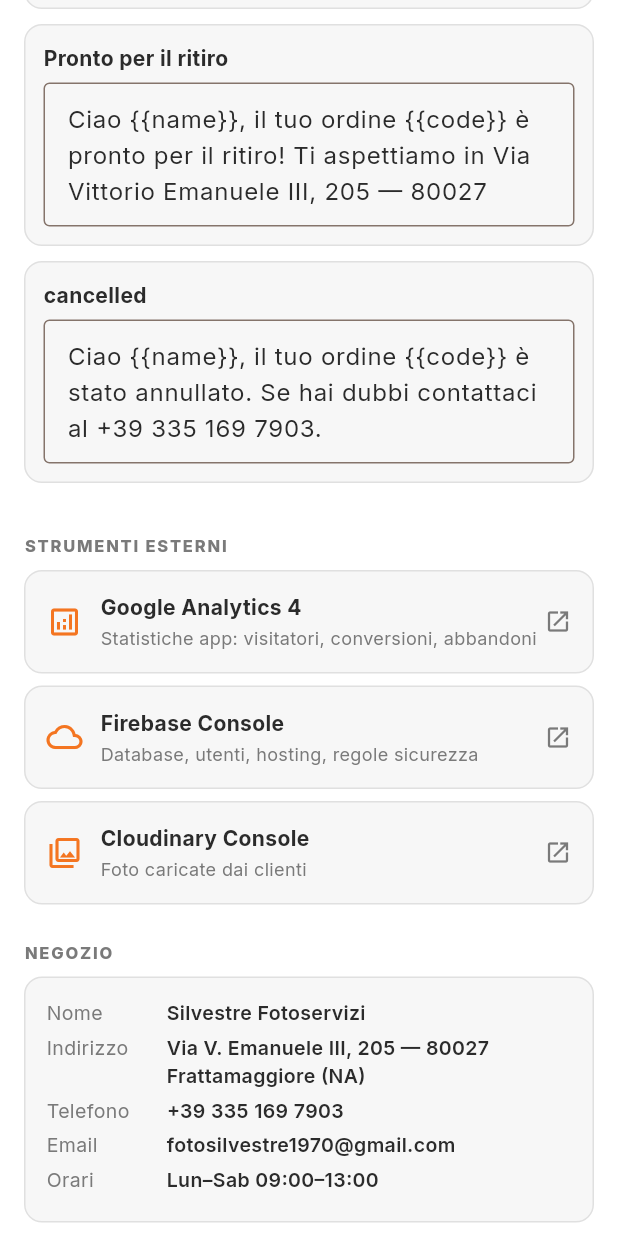
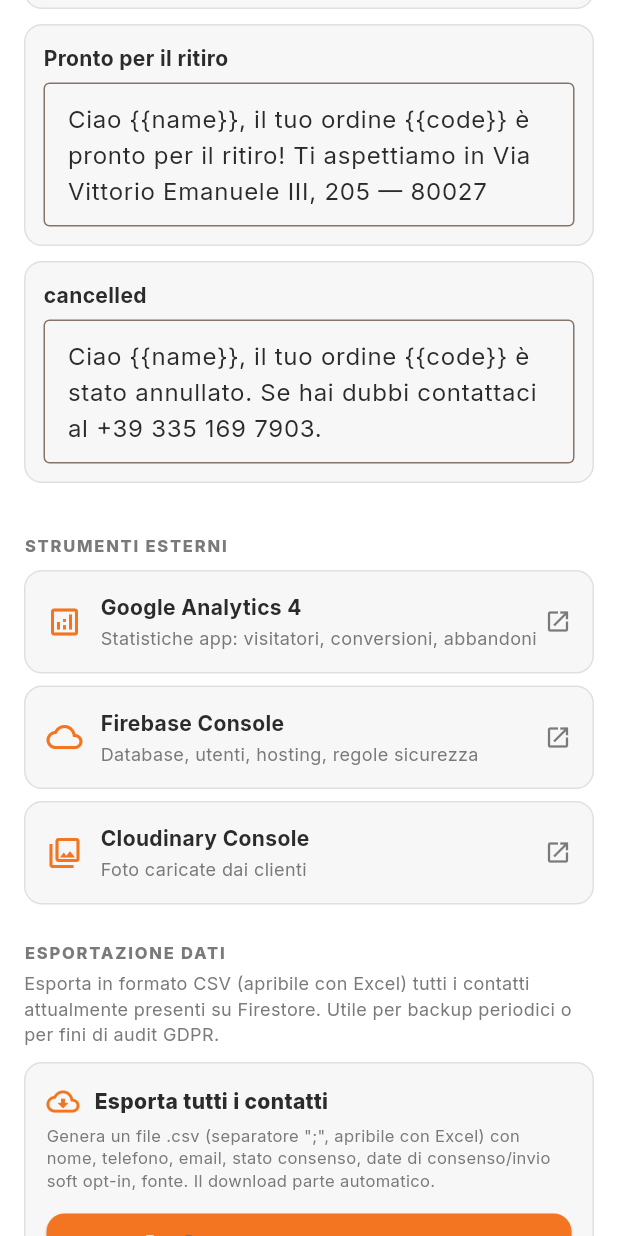
Before and after one commit to nico85-prog/silvestre-app, a Flutter app: the OperatorSettingsScreen widget shown alone on an empty page, opened directly, scrolled down 1033 dp, on a phone screen of 412 x 824 dp. Run offline on Flutter 3.47's test engine with Material 3 defaults, Android fonts, the phone set to English and light mode, and no system bars; our stand-ins replace cloud_firestore, firebase_auth, firebase_core, firebase_messaging, google_fonts, image_picker; missing offline and left inert: dart:html; accounts and stored records are empty; network calls fail.

Commit message:
feat(operator): bottone "Esporta contatti (.csv)" in Impostazioni
ContactsExportService legge tutti i marketing_contacts da Firestore
e genera CSV con BOM UTF-8 (Excel-compatible), separatore ";"
(standard italiano).

Schema CSV:
  nome;telefono;email;stato;data_consenso;data_invio_softoptin;fonte

stato in chiaro: "Acconsentito" / "Rifiutato" / "Pending"
Date formato GG/MM/AAAA.

Trigger: bottone nuova sezione "Esportazione dati" del pannello
Impostazioni operatore. Click → download automatico
"contatti_silvestre_YYYYMMDD.csv".

Use cases:
  - Backup periodico (a discrezione dell'operatore)
  - Audit GDPR ("dimostrami chi e' in lista e perche'")
  - Migrazione futura ad altro CRM/sistema

Implementazione web-only via dart:html (Blob + download anchor).
Su mobile lancia UnimplementedError (al momento il negozio usa
solo PWA web, niente build mobile).

Co-Authored-By: Claude Opus 4.7 (1M context) <noreply@anthropic.com>

```diff
--- a/app/lib/screens/operator/operator_settings_screen.dart
+++ b/app/lib/screens/operator/operator_settings_screen.dart
@@ -1,6 +1,7 @@
 import 'package:flutter/material.dart';
 import 'package:url_launcher/url_launcher.dart';
 import '../../models/user.dart';
+import '../../services/contacts_export_service.dart';
 import '../../state/auth_state.dart';
 import '../../state/operators_state.dart';
 import '../../state/settings_state.dart';
@@ -93,6 +94,17 @@ class OperatorSettingsScreen extends StatelessWidget {
               palette: palette,
             ),
             const SizedBox(height: 24),
+            _SectionTitle('Esportazione dati', palette: palette),
+            const SizedBox(height: 4),
+            Text(
+              'Esporta in formato CSV (apribile con Excel) tutti i contatti '
+              'attualmente presenti su Firestore. Utile per backup periodici '
+              'o per fini di audit GDPR.',
+              style: TextStyle(fontSize: 12, color: palette.textSecondary),
+            ),
+            const SizedBox(height: 10),
+            _ExportContactsButton(palette: palette),
+            const SizedBox(height: 24),
             _SectionTitle('Negozio', palette: palette),
             const SizedBox(height: 8),
             Container(
@@ -139,6 +151,110 @@ class OperatorSettingsScreen extends StatelessWidget {
                     color: palette.textPrimary,
                     fontWeight: FontWeight.w600,
                     fontSize: 13)),
+          ),
+        ],
+      ),
+    );
+  }
+}
+
+class _ExportContactsButton extends StatefulWidget {
+  final SilvestrePalette palette;
+  const _ExportContactsButton({required this.palette});
+
+  @override
+  State<_ExportContactsButton> createState() =>
+      _ExportContactsButtonState();
+}
+
+class _ExportContactsButtonState extends State<_ExportContactsButton> {
+  bool _exporting = false;
+
+  Future<void> _export() async {
+    setState(() => _exporting = true);
+    try {
+      final n = await ContactsExportService.exportAllToCsv();
+      if (!mounted) return;
+      ScaffoldMessenger.of(context).showSnackBar(
+        SnackBar(
+          content: Text(
+              '✓ Esportati $n contatti. File CSV scaricato sul tuo dispositivo.'),
+          backgroundColor: const Color(0xFF2E7D32),
+          duration: const Duration(seconds: 4),
+        ),
+      );
+    } catch (e) {
+      if (!mounted) return;
+      ScaffoldMessenger.of(context).showSnackBar(
+        SnackBar(
+          content: Text('Errore export: $e'),
+          backgroundColor: Colors.red.shade700,
+        ),
+      );
+    } finally {
+      if (mounted) setState(() => _exporting = false);
+    }
+  }
+
+  @override
+  Widget build(BuildContext context) {
+    final palette = widget.palette;
+    return Container(
+      padding: const EdgeInsets.all(14),
+      decoration: BoxDecoration(
+        color: palette.surface,
+        borderRadius: BorderRadius.circular(12),
+        border: Border.all(color: palette.border),
+      ),
+      child: Column(
+        crossAxisAlignment: CrossAxisAlignment.stretch,
+        children: [
+          Row(
+            children: [
+              Icon(Icons.cloud_download_outlined,
+                  color: palette.primary, size: 22),
+              const SizedBox(width: 10),
+              Expanded(
+                child: Text(
+                  'Esporta tutti i contatti',
+                  style: TextStyle(
+                      fontWeight: FontWeight.w800,
+                      color: palette.textPrimary,
+                      fontSize: 14),
+                ),
+              ),
+            ],
+          ),
+          const SizedBox(height: 4),
+          Text(
+            'Genera un file .csv (separatore ";", apribile con Excel) con '
+            'nome, telefono, email, stato consenso, date di consenso/invio '
+            'soft opt-in, fonte. Il download parte automatico.',
+            style: TextStyle(
+                fontSize: 11, color: palette.textSecondary, height: 1.4),
+          ),
+          const SizedBox(height: 12),
+          ElevatedButton.icon(
+            style: ElevatedButton.styleFrom(
+              backgroundColor: palette.primary,
+              foregroundColor: Colors.white,
+              padding: const EdgeInsets.symmetric(vertical: 12),
+            ),
+            icon: _exporting
+                ? const SizedBox(
+                    width: 18,
+                    height: 18,
+                    child: CircularProgressIndicator(
+                        color: Colors.white, strokeWidth: 2),
+                  )
+                : const Icon(Icons.download),
+            onPressed: _exporting ? null : _export,
+            label: Text(
+              _exporting
+                  ? 'Esportazione in corso...'
+                  : '📥 SCARICA CONTATTI (.csv)',
+              style: const TextStyle(fontWeight: FontWeight.w800),
+            ),
           ),
         ],
       ),
--- /dev/null
+++ b/app/lib/services/contacts_export_service.dart
@@ -0,0 +1,87 @@
+// ignore_for_file: deprecated_member_use, avoid_web_libraries_in_flutter
+import 'dart:convert';
+import 'dart:html' as html;
+import 'package:cloud_firestore/cloud_firestore.dart';
+
+/// Genera un CSV dei contatti marketing correnti su Firestore e lo
+/// scarica come file sul dispositivo dell'operatore.
+///
+/// Schema CSV: nome;telefono;email;stato;data_consenso;data_invio_softoptin;fonte
+/// Separatore ; (italiano), BOM UTF-8 per compatibilita' Excel.
+class ContactsExportService {
+  static Future<int> exportAllToCsv() async {
+    final db = FirebaseFirestore.instance;
+    final snap = await db
+        .collection('marketing_contacts')
+        .orderBy('name')
+        .get();
+
+    final buf = StringBuffer();
+    buf.write('\uFEFF'); // BOM UTF-8 per Excel
+    buf.writeln(
+        'nome;telefono;email;stato;data_consenso;data_invio_softoptin;fonte');
+
+    for (final doc in snap.docs) {
+      final d = doc.data();
+      final name = _csv((d['name'] as String?) ?? '');
+      final phone = _csv((d['phone'] as String?) ?? '');
+      final email = _csv((d['email'] as String?) ?? '');
+      final status =
+          _statusLabel((d['optInStatus'] as String?) ?? 'pending');
+      final repliedAt = (d['optInRepliedAt'] as Timestamp?)?.toDate();
+      final sentAt = (d['optInSentAt'] as Timestamp?)?.toDate();
+      final source = _csv((d['source'] as String?) ?? '');
+      buf.writeln([
+        name,
+        phone,
+        email,
+        status,
+        _fmtDate(repliedAt),
+        _fmtDate(sentAt),
+        source,
+      ].join(';'));
+    }
+
+    _downloadWeb(buf.toString());
+    return snap.docs.length;
+  }
+
+  static String _csv(String s) {
+    if (s.contains(';') || s.contains('"') || s.contains('\n')) {
+      return '"${s.replaceAll('"', '""')}"';
+    }
+    return s;
+  }
+
+  static String _statusLabel(String s) => switch (s) {
+        'yes' => 'Acconsentito',
+        'no' => 'Rifiutato',
+        'pending' => 'Pending',
+        _ => s,
+      };
+
+  static String _fmtDate(DateTime? d) => d == null
+      ? ''
+      : '${d.day.toString().padLeft(2, '0')}/'
+          '${d.month.toString().padLeft(2, '0')}/${d.year}';
+
+  static void _downloadWeb(String content) {
+    final today = DateTime.now()
+        .toIso8601String()
+        .split('T')
+        .first
+        .replaceAll('-', '');
+    final fileName = 'contatti_silvestre_$today.csv';
+    final bytes = utf8.encode(content);
+    final blob =
+        html.Blob([bytes], 'text/csv;charset=utf-8');
+    final url = html.Url.createObjectUrlFromBlob(blob);
+    final anchor = html.AnchorElement(href: url)
+      ..setAttribute('download', fileName)
+      ..style.display = 'none';
+    html.document.body!.children.add(anchor);
+    anchor.click();
+    anchor.remove();
+    html.Url.revokeObjectUrl(url);
+  }
+}
```
